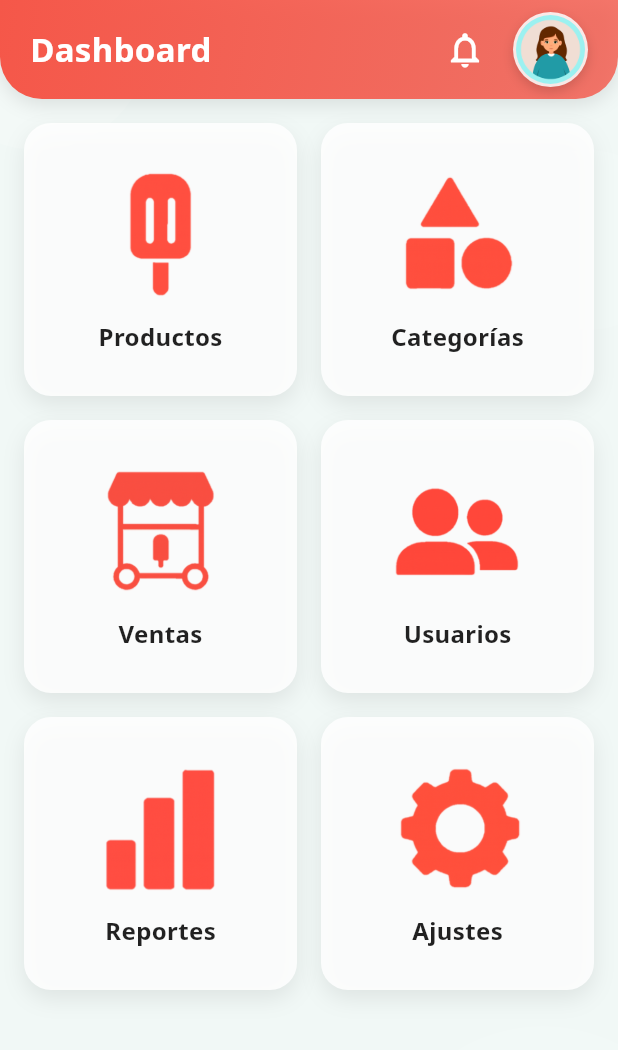
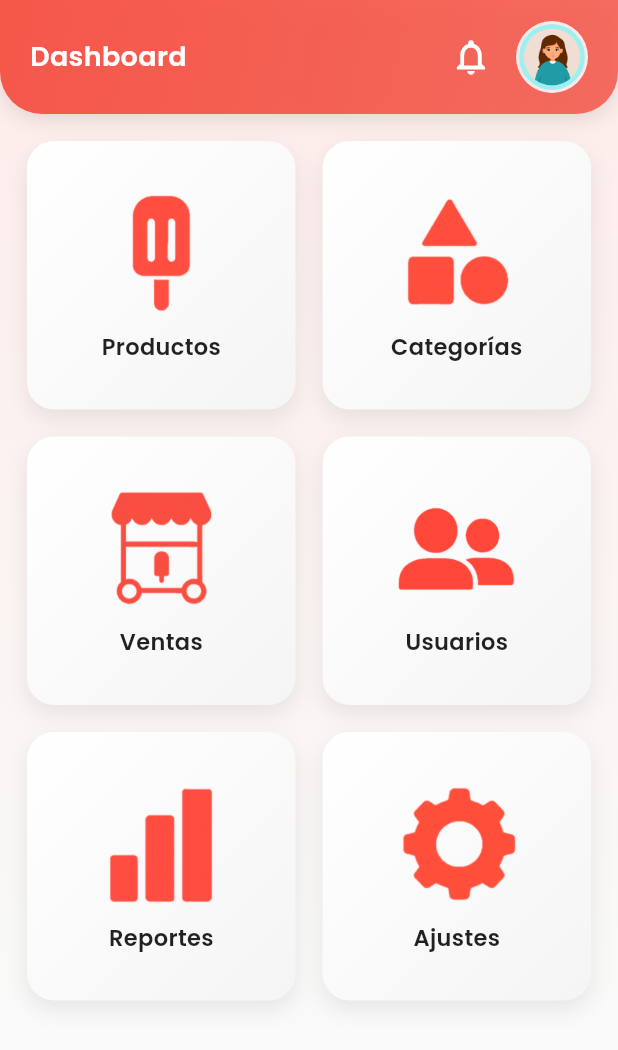
Before and after one commit to JDEV-4/P_TWINS_MOVIL, a Flutter app: the HomeScreen screen opened directly with empty values, on a phone screen of 412 x 824 dp. Shown: the top 1050 px of the screen. Run offline on Flutter 3.47's test engine with Material 3 defaults, Android fonts, the light colour scheme and no system bars; our stand-ins replace google_fonts, pdf, printing, shared_preferences; accounts and stored records are empty.

Commit message:
Mejoras en el diseño de HomeScreen: drawer, tarjetas y gradientes

```diff
--- a/lib/presentation/pages/home_screen.dart
+++ b/lib/presentation/pages/home_screen.dart
@@ -1,4 +1,5 @@
 import 'package:flutter/material.dart';
+import 'package:google_fonts/google_fonts.dart';
 
 class HomeScreen extends StatelessWidget {
   final String nombreUsuario;
@@ -14,14 +15,13 @@ class HomeScreen extends StatelessWidget {
 
   @override
   Widget build(BuildContext context) {
-    const Color primaryColor = Color.fromARGB(255, 245, 87, 73);
-    const Color accentColor = Color(0xFFF1F8F6);
-
+    const Color primaryColor = Color(0xFFF55749);
+    const Color accentColor = Color(0xFFFDF7F6);
     final String avatarAsset = sexoUsuario.toUpperCase() == 'H'
         ? 'assets/images/Hombre.png'
         : 'assets/images/Mujer.png';
 
-    final GlobalKey<ScaffoldState> _scaffoldKey = GlobalKey<ScaffoldState>();
+    final GlobalKey<ScaffoldState> scaffoldKey = GlobalKey<ScaffoldState>();
 
     void _selectSection(String section) {
       Navigator.pop(context);
@@ -35,38 +35,29 @@ class HomeScreen extends StatelessWidget {
 
     Widget _drawerItem(String asset, String title, String section) {
       return ListTile(
-        leading: Image.asset(
-          asset,
-          width: 40,
-          height: 40,
-          fit: BoxFit.contain,
+        leading: Image.asset(asset, width: 36, height: 36, fit: BoxFit.contain),
+        title: Text(
+          title,
+          style: GoogleFonts.poppins(
+            fontSize: 15,
+            color: Colors.black87,
           ),
-        title: Text(title,
-            style: const TextStyle(
-              fontSize: 16,
-              color: Colors.black87,
-            )),
+        ),
         onTap: () => _selectSection(section),
-        contentPadding:
-            const EdgeInsets.symmetric(horizontal: 16, vertical: 8),
       );
     }
 
     Widget _buildCard(String imageAsset, String title) {
       return GestureDetector(
-        onTap: () {},
-        child: TweenAnimationBuilder(
-          tween: Tween<double>(begin: 1.0, end: 1.0),
+        onTap: () => _selectSection(title),
+        child: AnimatedContainer(
           duration: const Duration(milliseconds: 200),
-          builder: (context, double scale, child) {
-            return Transform.scale(
-              scale: scale,
-              child: child,
-            );
-          },
-          child: Container(
           decoration: BoxDecoration(
-              color: Colors.white.withOpacity(0.85),
+            gradient: LinearGradient(
+              colors: [Colors.white, Colors.grey.shade100],
+              begin: Alignment.topLeft,
+              end: Alignment.bottomRight,
+            ),
             borderRadius: BorderRadius.circular(18),
             boxShadow: [
               BoxShadow(
@@ -79,78 +70,92 @@ class HomeScreen extends StatelessWidget {
           child: Column(
             mainAxisAlignment: MainAxisAlignment.center,
             children: [
-                Image.asset(
-                  imageAsset,
-                  width: 90, // aumentamos tamaño
-                  height: 90, // aumentamos tamaño
-                  fit: BoxFit.contain,
-                ),
-                const SizedBox(height: 12),
+              Image.asset(imageAsset, width: 85, height: 85),
+              const SizedBox(height: 10),
               Text(
                 title,
-                  style: const TextStyle(
-                    fontSize: 16,
-                    fontWeight: FontWeight.bold,
+                style: GoogleFonts.poppins(
+                  fontSize: 15,
+                  fontWeight: FontWeight.w600,
                   color: Colors.black87,
+                ),
+              ),
+
+            ],
+          ),
+        ),
+      );
+    }
+
+    return Scaffold(
+      key: scaffoldKey,
+      backgroundColor: accentColor,
+       drawer: Drawer(
+  backgroundColor: Colors.white,
+  child: SafeArea(
+    child: Column(
+      children: [
+        // Encabezado compacto
+        Container(
+          height: 90,
+          width: double.infinity,
+          decoration: BoxDecoration(
+            gradient: LinearGradient(
+              colors: [primaryColor, primaryColor.withOpacity(0.85)],
+              begin: Alignment.topLeft,
+              end: Alignment.bottomRight,
+            ),
+            boxShadow: [
+              BoxShadow(
+                color: Colors.black26.withOpacity(0.1),
+                blurRadius: 8,
+                offset: const Offset(0, 4),
+              ),
+            ],
+          ),
+          padding: const EdgeInsets.symmetric(horizontal: 20, vertical: 15),
+          child: Row(
+            children: [
+              CircleAvatar(
+                radius: 30,
+                backgroundImage: AssetImage(avatarAsset),
+              ),
+              const SizedBox(width: 15),
+              Expanded(
+                child: Column(
+                  mainAxisAlignment: MainAxisAlignment.center,
+                  crossAxisAlignment: CrossAxisAlignment.start,
+                  children: [
+                    Text(
+                      nombreUsuario,
+                      maxLines: 1,
+                      overflow: TextOverflow.ellipsis,
+                      style: GoogleFonts.poppins(
+                        color: Colors.white,
+                        fontSize: 17,
+                        fontWeight: FontWeight.w600,
+                      ),
+                    ),
+                    const SizedBox(height: 4),
+                    Text(
+                      rolUsuario,
+                      style: GoogleFonts.poppins(
+                        color: Colors.white70,
+                        fontSize: 13,
                       ),
                     ),
                   ],
                 ),
               ),
-        ),
-      );
-    }
-
-    Widget _circleDecoration(double size, Color color) => Container(
-          width: size,
-          height: size,
-          decoration: BoxDecoration(shape: BoxShape.circle, color: color),
-        );
-
-    return Scaffold(
-      key: _scaffoldKey,
-      backgroundColor: accentColor,
-      drawer: Drawer(
-        child: ListView(
-          padding: EdgeInsets.zero,
-          children: [
-            DrawerHeader(
-              decoration: BoxDecoration(
-                color: Colors.white.withOpacity(0.9),
-                boxShadow: [
-                  BoxShadow(
-                    color: Colors.black26.withOpacity(0.05),
-                    blurRadius: 8,
-                    offset: const Offset(0, 4),
-                  ),
-                ],
-                borderRadius: const BorderRadius.only(
-                  bottomLeft: Radius.circular(28),
-                  bottomRight: Radius.circular(28),
-                ),
-              ),
-              child: Column(
-                crossAxisAlignment: CrossAxisAlignment.start,
-                children: [
-                  CircleAvatar(
-                    radius: 30,
-                    backgroundImage: AssetImage(avatarAsset),
-                  ),
-                  const SizedBox(height: 12),
-                  Text(
-                    nombreUsuario,
-                    style: const TextStyle(
-                        color: Colors.black,
-                        fontSize: 18,
-                        fontWeight: FontWeight.bold),
-                  ),
-                  Text(
-                    rolUsuario,
-                    style: const TextStyle(color: Colors.black54, fontSize: 14),
-                  ),
             ],
           ),
         ),
+
+        //Lista principal (usamos Expanded + ListView para que el logout quede abajo)
+        Expanded(
+          child: ListView(
+            padding: const EdgeInsets.symmetric(vertical: 10),
+            children: [
               _drawerItem('assets/images/Productos.png', 'Productos', 'Productos'),
               _drawerItem('assets/images/Categorias.png', 'Categorías', 'Categorías'),
               _drawerItem('assets/images/Ventas.png', 'Ventas', 'Ventas'),
@@ -160,27 +165,58 @@ class HomeScreen extends StatelessWidget {
             ],
           ),
         ),
+
+        //Botón de cierrar sesión
+        const Divider(height: 1, color: Colors.grey),
+        Padding(
+          padding: const EdgeInsets.symmetric(horizontal: 8),
+          child: ListTile(
+            leading: const Icon(Icons.logout, color: Colors.redAccent),
+            title: Text(
+              'Cerrar sesión',
+              style: GoogleFonts.poppins(
+                color: Colors.redAccent,
+                fontWeight: FontWeight.w500,
+              ),
+            ),
+            onTap: () {},
+          ),
+        ),
+        const SizedBox(height: 8),
+      ],
+    ),
+  ),
+),
+
+
       body: Stack(
-        fit: StackFit.expand,
         children: [
-          // Círculos decorativos
-          Positioned(top: -50, left: -50, child: _circleDecoration(150, Colors.white.withOpacity(0.15))),
-          Positioned(top: 100, right: -40, child: _circleDecoration(120, Colors.white.withOpacity(0.10))),
-          Positioned(bottom: -60, left: -30, child: _circleDecoration(180, Colors.white.withOpacity(0.12))),
-          Positioned(bottom: -80, right: -60, child: _circleDecoration(220, Colors.white.withOpacity(0.08))),
+          // Fondo con gradiente suave
+          Container(
+            decoration: const BoxDecoration(
+              gradient: LinearGradient(
+                colors: [Color(0xFFFDECEA), Color(0xFFF8FDFC)],
+                begin: Alignment.topCenter,
+                end: Alignment.bottomCenter,
+              ),
+            ),
+          ),
 
           Column(
             children: [
-              // HEADER
               SafeArea(
                 child: Container(
                   width: double.infinity,
-                  padding: const EdgeInsets.symmetric(horizontal: 20, vertical: 8),
+                  padding: const EdgeInsets.symmetric(horizontal: 20, vertical: 14),
                   decoration: BoxDecoration(
                     gradient: LinearGradient(
-                      colors: [primaryColor, primaryColor.withOpacity(0.8)],
+                      colors: [primaryColor, primaryColor.withOpacity(0.85)],
                       begin: Alignment.topLeft,
                       end: Alignment.bottomRight,
+                    ),
+                    borderRadius: const BorderRadius.only(
+                      bottomLeft: Radius.circular(28),
+                      bottomRight: Radius.circular(28),
                     ),
                     boxShadow: [
                       BoxShadow(
@@ -189,22 +225,20 @@ class HomeScreen extends StatelessWidget {
                         offset: const Offset(0, 4),
                       ),
                     ],
-                    borderRadius: const BorderRadius.only(
-                      bottomLeft: Radius.circular(28),
-                      bottomRight: Radius.circular(28),
-                    ),
                   ),
                   child: Row(
+                    mainAxisAlignment: MainAxisAlignment.spaceBetween,
                     children: [
                       Text(
                         'Dashboard',
-                        style: const TextStyle(
+                        style: GoogleFonts.poppins(
                           color: Colors.white,
-                          fontSize: 22,
-                          fontWeight: FontWeight.bold,
+                          fontSize: 18,
+                          fontWeight: FontWeight.w600,
                         ),
                       ),
-                      const Spacer(),
+                      Row(
+                        children: [
                           IconButton(
                             onPressed: () {
                               ScaffoldMessenger.of(context).showSnackBar(
@@ -214,29 +248,21 @@ class HomeScreen extends StatelessWidget {
                                 ),
                               );
                             },
-                        icon: const Icon(Icons.notifications_none, color: Colors.white, size: 28),
+                            icon: const Icon(
+                              Icons.notifications_none,
+                              color: Colors.white,
+                              size: 28,
                             ),
-                      const SizedBox(width: 8),
+                          ),
                           GestureDetector(
-                        onTap: () {
-                          _scaffoldKey.currentState?.openDrawer();
-                        },
-                        child: Container(
-                          decoration: BoxDecoration(
-                            shape: BoxShape.circle,
-                            boxShadow: [
-                              BoxShadow(
-                                color: Colors.black26.withOpacity(0.15),
-                                blurRadius: 6,
-                                offset: const Offset(0, 3),
-                              ),
-                            ],
-                          ),
+                            onTap: () => scaffoldKey.currentState?.openDrawer(),
+                            child: Padding(
+                              padding: const EdgeInsets.only(left: 6),
                               child: CircleAvatar(
-                            radius: 25,
+                                radius: 24,
                                 backgroundColor: Colors.white.withOpacity(0.85),
                                 child: CircleAvatar(
-                              radius: 23,
+                                  radius: 22,
                                   backgroundImage: AssetImage(avatarAsset),
                                 ),
                               ),
@@ -244,17 +270,19 @@ class HomeScreen extends StatelessWidget {
                           ),
                         ],
                       ),
+                    ],
+                  ),
                 ),
               ),
 
-              // GRID DE TARJETAS
+              // GRID
               Expanded(
                 child: Padding(
-                  padding: const EdgeInsets.all(16),
+                  padding: const EdgeInsets.all(18),
                   child: GridView.count(
                     crossAxisCount: 2,
-                    crossAxisSpacing: 16,
-                    mainAxisSpacing: 16,
+                    crossAxisSpacing: 18,
+                    mainAxisSpacing: 18,
                     childAspectRatio: 1,
                     children: [
                       _buildCard('assets/images/Productos.png', 'Productos'),
--- a/pubspec.yaml
+++ b/pubspec.yaml
@@ -17,7 +17,7 @@ dependencies:
   pdf: ^3.11.3
   printing: ^5.9.0
   shared_preferences: ^2.1.1
-
+  google_fonts: ^6.2.1
 
 dev_dependencies:
   flutter_test:
@@ -34,3 +34,6 @@ flutter:
   fonts:
     - family: NotoSans
       fonts:
+        - asset: assets/fonts/NotoSans-Regular.ttf
+        - asset: assets/fonts/NotoSans-Bold.ttf
+          weight: 700
```
Also changed, not shown: assets/fonts/NotoSans-Bold.ttf (added), assets/fonts/NotoSans-Regular.ttf (added), pubspec.lock, 1 other file. Lines whose indentation alone changed are shown as unchanged.
